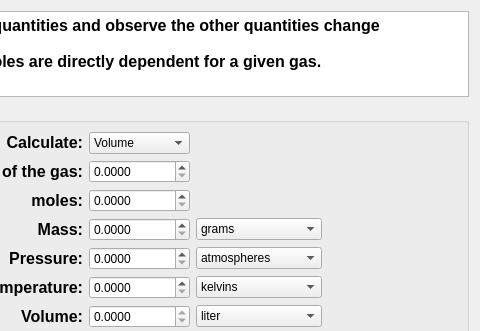
KDE/kalzium, file src/calculator/gasCalculator.ui: the form before one commit; both pictures show x 115 to 595 and y 0 to 331 of the 595 by 518 pixel window.
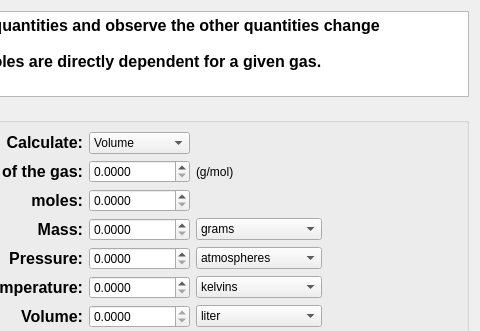
The form after the commit. Custom widgets are drawn as their Qt base class.

Commit message: Updating the UI and adding whats this.

```diff
--- a/src/calculator/gasCalculator.ui
+++ b/src/calculator/gasCalculator.ui
@@ -452,6 +452,13 @@
         </item>
        </widget>
       </item>
+      <item row="1" column="2">
+       <widget class="QLabel" name="label_4">
+        <property name="text">
+         <string>(g/mol)</string>
+        </property>
+       </widget>
+      </item>
      </layout>
     </widget>
    </item>
```
Left out of the diff: 44 changed lines with no effect on the pictures. The commit also changes 4 other files.
